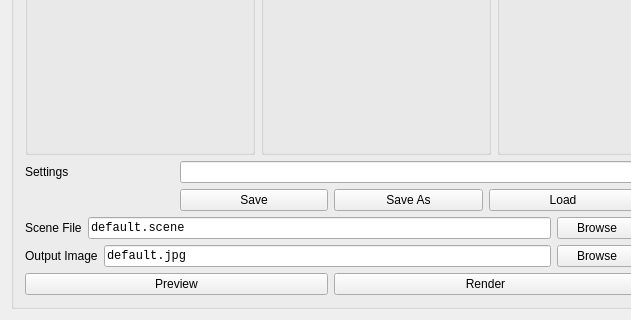
RodrigoCastiel/beauty, file gui/BRenderWidget/BRenderWidget.ui: the form before one commit; both pictures show x 0 to 631 and y 312 to 632 of the 1308 by 632 pixel window.
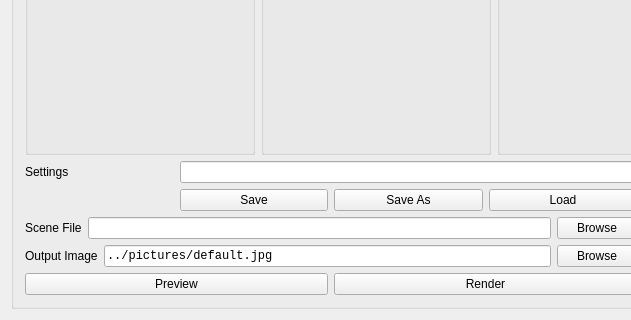
The form after the commit.

Commit message: Improve .scene file loading; implement image saving.

Patch:
```diff
--- a/gui/BRenderWidget/BRenderWidget.ui
+++ b/gui/BRenderWidget/BRenderWidget.ui
@@ -419,7 +419,7 @@
                  </font>
                 </property>
                 <property name="text">
-                 <string>default.scene</string>
+                 <string/>
                 </property>
                </widget>
               </item>
@@ -487,7 +487,7 @@
                  </font>
                 </property>
                 <property name="text">
-                 <string>default.jpg</string>
+                 <string>../pictures/default.jpg</string>
                 </property>
                </widget>
               </item>
```
The commit also changes 10 other files.
